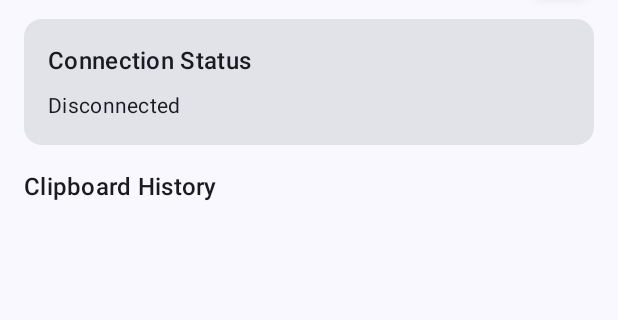
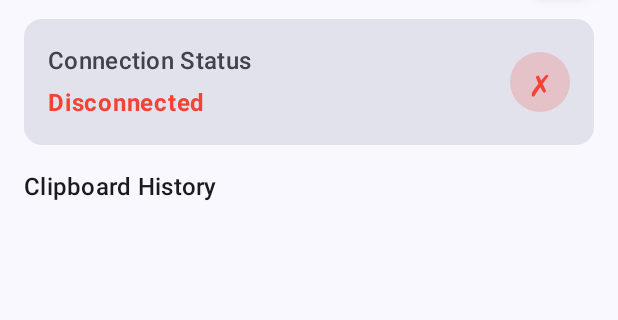
Before and after one commit to patlar104/app-connection-development, an Android app built with Jetpack Compose: the composable MainScreen shown on its own in the app's theme, on a phone screen of 412 x 824 dp, the part 101-421 px from its top. Run offline under Robolectric (Android 15) with nearby library versions, the phone set to English and light mode, and no system bars; our stand-ins replace Dagger/Hilt's generated code, Timber.

Commit message:
Fix connection status UI to properly observe state changes
- Use collectAsState() to observe connectionState flow in MainScreen
- Previous implementation only read initial value, didn't update on changes
- Improve ConnectionStatusCard with color-coded status indicators
- Show green for Connected, yellow for Connecting, orange for Disconnecting, red for Disconnected
- Add visual status icons (✓ for connected, ✗ for disconnected, ⟳ for transitioning)
- Users can now see real-time connection status updates in the app UI

Co-authored-by: patlar104 <196260935+patlar104@users.noreply.github.com>

```diff
--- a/app/src/main/java/dev/appconnect/presentation/ui/MainScreen.kt
+++ b/app/src/main/java/dev/appconnect/presentation/ui/MainScreen.kt
@@ -1,6 +1,8 @@
 package dev.appconnect.presentation.ui
 
+import androidx.compose.foundation.background
 import androidx.compose.foundation.layout.Arrangement
+import androidx.compose.foundation.layout.Box
 import androidx.compose.foundation.layout.Column
 import androidx.compose.foundation.layout.Row
 import androidx.compose.foundation.layout.Spacer
@@ -10,7 +12,9 @@ import androidx.compose.foundation.layout.height
 import androidx.compose.foundation.layout.padding
 import androidx.compose.foundation.layout.size
 import androidx.compose.foundation.layout.statusBarsPadding
+import androidx.compose.foundation.shape.CircleShape
 import androidx.compose.material3.Card
+import androidx.compose.material3.CardDefaults
 import androidx.compose.material3.FloatingActionButton
 import androidx.compose.material3.Icon
 import androidx.compose.material3.MaterialTheme
@@ -18,18 +22,25 @@ import androidx.compose.material3.Text
 import androidx.compose.material.icons.Icons
 import androidx.compose.material.icons.filled.QrCodeScanner
 import androidx.compose.runtime.Composable
+import androidx.compose.runtime.collectAsState
 import androidx.compose.runtime.getValue
 import androidx.compose.runtime.mutableStateOf
 import androidx.compose.runtime.remember
 import androidx.compose.runtime.setValue
 import androidx.compose.ui.Alignment
 import androidx.compose.ui.Modifier
+import androidx.compose.ui.graphics.Color
+import androidx.compose.ui.text.font.FontWeight
 import androidx.compose.ui.unit.dp
+import androidx.compose.ui.unit.sp
 import dev.appconnect.presentation.viewmodel.MainViewModel
 
 @Composable
 fun MainScreen(viewModel: MainViewModel) {
     var showQrScanner by remember { mutableStateOf(false) }
+
+    // Observe connection state changes
+    val connectionState by viewModel.connectionState.collectAsState()
 
     // Show QR scanner if requested
     if (showQrScanner) {
@@ -74,7 +85,7 @@ fun MainScreen(viewModel: MainViewModel) {
             Spacer(modifier = Modifier.height(16.dp))
 
             // Connection status
-            ConnectionStatusCard(connectionState = viewModel.connectionState.value)
+            ConnectionStatusCard(connectionState = connectionState)
 
             Spacer(modifier = Modifier.height(16.dp))
 
@@ -86,21 +97,63 @@ fun MainScreen(viewModel: MainViewModel) {
 
 @Composable
 fun ConnectionStatusCard(connectionState: dev.appconnect.network.WebSocketClient.ConnectionState) {
+    // Determine color and icon based on state
+    val (statusColor, statusText, statusIcon) = when (connectionState) {
+        dev.appconnect.network.WebSocketClient.ConnectionState.Connected ->
+            Triple(Color(0xFF4CAF50), "Connected", "✓")
+        dev.appconnect.network.WebSocketClient.ConnectionState.Connecting ->
+            Triple(Color(0xFFFFC107), "Connecting...", "⟳")
+        dev.appconnect.network.WebSocketClient.ConnectionState.Disconnecting ->
+            Triple(Color(0xFFFF9800), "Disconnecting...", "⟳")
+        dev.appconnect.network.WebSocketClient.ConnectionState.Disconnected ->
+            Triple(Color(0xFFF44336), "Disconnected", "✗")
+    }
+
     Card(
-        modifier = Modifier.fillMaxWidth()
+        modifier = Modifier.fillMaxWidth(),
+        colors = CardDefaults.cardColors(
+            containerColor = MaterialTheme.colorScheme.surfaceVariant
+        )
+    ) {
+        Row(
+            modifier = Modifier
+                .fillMaxWidth()
+                .padding(16.dp),
+            horizontalArrangement = Arrangement.SpaceBetween,
+            verticalAlignment = Alignment.CenterVertically
         ) {
             Column(
-            modifier = Modifier.padding(16.dp)
+                modifier = Modifier.weight(1f)
             ) {
                 Text(
                     text = "Connection Status",
                     style = MaterialTheme.typography.titleMedium
                 )
-            Spacer(modifier = Modifier.height(8.dp))
+                Spacer(modifier = Modifier.height(4.dp))
                 Text(
-                text = connectionState.name,
-                style = MaterialTheme.typography.bodyMedium
+                    text = statusText,
+                    style = MaterialTheme.typography.bodyLarge,
+                    color = statusColor,
+                    fontWeight = FontWeight.Bold
                 )
+            }
+
+            // Status indicator
+            Box(
+                modifier = Modifier
+                    .size(40.dp)
+                    .background(
+                        color = statusColor.copy(alpha = 0.2f),
+                        shape = CircleShape
+                    ),
+                contentAlignment = Alignment.Center
+            ) {
+                Text(
+                    text = statusIcon,
+                    fontSize = 20.sp,
+                    color = statusColor
+                )
+            }
         }
     }
 }
```
Lines whose indentation alone changed are shown as unchanged.
